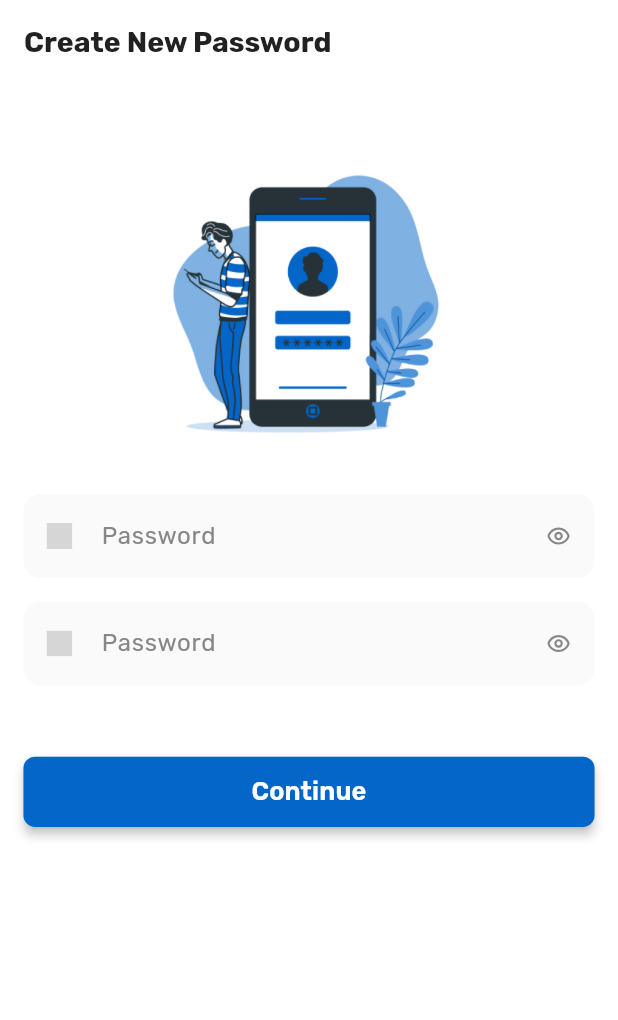
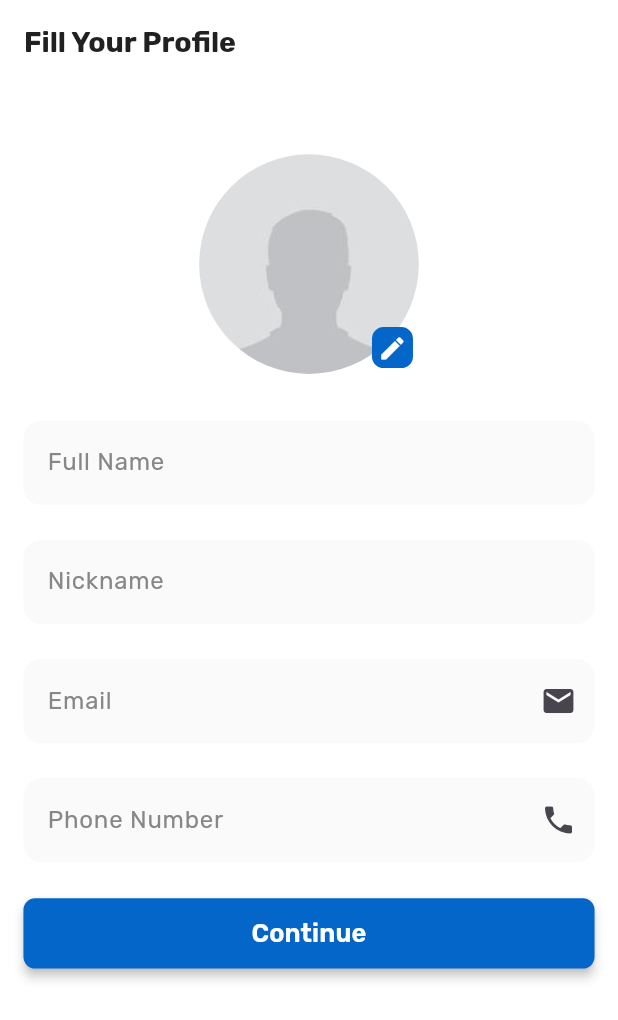
Before and after one commit to Mohamed-Abdelsalamm/Graduation_Project_Parking_project, a Flutter app: the screen it shows after launch, on a phone screen of 412 x 824 dp. Shown: the top 1020 px of the screen. Run offline on Flutter 3.47's test engine with Material 3 defaults, Android fonts, the phone set to English and light mode, and no system bars; our stand-ins replace cached_network_image, dio, flutter_screenutil, flutter_spinkit, flutter_svg, go_router and 1 more; grey boxes are pictures that could not be loaded.

Commit message:
Completed Fill Your Profile

```diff
--- a/lib/core/utils/app_router.dart
+++ b/lib/core/utils/app_router.dart
@@ -5,13 +5,15 @@ import 'package:parking/featuers/authentication/presentation/views/login_view.da
 import 'package:parking/featuers/authentication/presentation/views/signup_view.dart';
 import 'package:parking/featuers/onboarding/presentation/views/onboarding_view.dart';
 import 'package:parking/featuers/parking_history/presentation/views/my_parking_view.dart';
+import 'package:parking/featuers/profile/presentation/views/user_profile_view.dart';
 
 abstract class AppRouter {
   static const kMyParkingView = "/1" /*"/myParkingView"*/;
   static const kOnBoardingView = "/2" /*"/myParkingView"*/;
   static const kLoginView = "/3" /*"/myParkingView"*/;
   static const kSignUpView = "/4" /*"/myParkingView"*/;
-  static const kCreateNewPasswordView = "/" /*"/myParkingView"*/;
+  static const kCreateNewPasswordView = "/5" /*"/myParkingView"*/;
+  static const kProfileView = "/" /*"/myParkingView"*/;
 
   static final GoRouter router = GoRouter(
     routes: <RouteBase>[
@@ -40,6 +42,11 @@ abstract class AppRouter {
         builder: (BuildContext context, GoRouterState state) =>
             const CreateNewPasswordView(),
       ),
+      GoRoute(
+        path: kProfileView,
+        builder: (BuildContext context, GoRouterState state) =>
+            const UserProfileView(),
+      ),
     ],
   );
 }
--- /dev/null
+++ b/lib/core/widgets/custom_text_form_field.dart
@@ -0,0 +1,60 @@
+import 'package:flutter/material.dart';
+import 'package:flutter_screenutil/flutter_screenutil.dart';
+import 'package:parking/core/utils/colors_styles.dart';
+
+class CustomTextFormField extends StatelessWidget {
+  CustomTextFormField({
+    super.key,
+    required this.hintText2,
+    required this.textEditingController,
+    this.prefixIcon,
+    this.suffixIcon,
+    this.obscureText = false,
+  });
+  var hintText2;
+  var textEditingController;
+  var prefixIcon;
+  var suffixIcon;
+  var obscureText;
+
+  @override
+  Widget build(BuildContext context) {
+    return TextFormField(
+      controller: textEditingController,
+      keyboardType: TextInputType.emailAddress,
+      obscureText: obscureText,
+      decoration: InputDecoration(
+        hintText: hintText2,
+        hintStyle: const TextStyle(
+          color: ColorStyles.grey,
+        ),
+        border: OutlineInputBorder(
+          borderRadius: BorderRadius.all(Radius.circular(12.0.r)),
+          borderSide: BorderSide.none,
+        ),
+        fillColor: ColorStyles.grey300,
+        filled: true,
+        prefixIcon: prefixIcon != null
+            ? Container(
+                child: Column(
+                  mainAxisAlignment: MainAxisAlignment.center,
+                  children: [
+                    prefixIcon,
+                  ],
+                ),
+              )
+            : null,
+        suffixIcon: suffixIcon != null
+            ? Container(
+                child: Column(
+                  mainAxisAlignment: MainAxisAlignment.center,
+                  children: [
+                    suffixIcon,
+                  ],
+                ),
+              )
+            : null,
+      ),
+    );
+  }
+}
--- a/lib/featuers/authentication/presentation/views/create_new_password_view.dart
+++ b/lib/featuers/authentication/presentation/views/create_new_password_view.dart
@@ -4,6 +4,7 @@ import 'package:flutter_svg/flutter_svg.dart';
 import 'package:parking/core/utils/colors_styles.dart';
 import 'package:parking/core/utils/text_styles.dart';
 import 'package:parking/core/widgets/custom_button.dart';
+import 'package:parking/core/widgets/custom_text_form_field.dart';
 import 'package:parking/generated/assets.dart';
 
 class CreateNewPasswordView extends StatefulWidget {
@@ -108,60 +109,3 @@ class _CreateNewPasswordViewState extends State<CreateNewPasswordView> {
     );
   }
 }
-
-class CustomTextFormField extends StatelessWidget {
-  CustomTextFormField({
-    super.key,
-    required this.hintText2,
-    required this.textEditingController,
-    this.prefixIcon,
-    this.suffixIcon,
-    this.obscureText = false,
-  });
-  var hintText2;
-  var textEditingController;
-  var prefixIcon;
-  var suffixIcon;
-  var obscureText;
-
-  @override
-  Widget build(BuildContext context) {
-    return TextFormField(
-      controller: textEditingController,
-      keyboardType: TextInputType.emailAddress,
-      obscureText: obscureText,
-      decoration: InputDecoration(
-        hintText: hintText2,
-        hintStyle: const TextStyle(
-          color: ColorStyles.grey,
-        ),
-        border: OutlineInputBorder(
-          borderRadius: BorderRadius.all(Radius.circular(12.0.r)),
-          borderSide: BorderSide.none,
-        ),
-        fillColor: ColorStyles.grey300,
-        filled: true,
-        prefixIcon: prefixIcon != null
-            ? Container(
-                child: Column(
-                  mainAxisAlignment: MainAxisAlignment.center,
-                  children: [
-                    prefixIcon,
-                  ],
-                ),
-              )
-            : null,
-        suffixIcon: suffixIcon != null
-            ? Container(
-                child: Column(
-                  mainAxisAlignment: MainAxisAlignment.center,
-                  children: [
-                    suffixIcon,
-                  ],
-                ),
-              )
-            : null,
-      ),
-    );
-  }
-}
--- a/lib/featuers/authentication/presentation/views/login_view.dart
+++ b/lib/featuers/authentication/presentation/views/login_view.dart
@@ -4,6 +4,7 @@ import 'package:flutter_svg/flutter_svg.dart';
 import 'package:parking/core/utils/colors_styles.dart';
 import 'package:parking/core/utils/text_styles.dart';
 import 'package:parking/core/widgets/custom_button.dart';
+import 'package:parking/core/widgets/custom_text_form_field.dart';
 import 'package:parking/generated/assets.dart';
 
 class LoginView extends StatefulWidget {
@@ -137,60 +138,3 @@ class _LoginViewState extends State<LoginView> {
     );
   }
 }
-
-class CustomTextFormField extends StatelessWidget {
-  CustomTextFormField({
-    super.key,
-    required this.hintText2,
-    required this.textEditingController,
-    this.prefixIcon,
-    this.suffixIcon,
-    this.obscureText = false,
-  });
-  var hintText2;
-  var textEditingController;
-  var prefixIcon;
-  var suffixIcon;
-  var obscureText;
-
-  @override
-  Widget build(BuildContext context) {
-    return TextFormField(
-      controller: textEditingController,
-      keyboardType: TextInputType.emailAddress,
-      obscureText: obscureText,
-      decoration: InputDecoration(
-        hintText: hintText2,
-        hintStyle: const TextStyle(
-          color: ColorStyles.grey,
-        ),
-        border: OutlineInputBorder(
-          borderRadius: BorderRadius.all(Radius.circular(12.0.r)),
-          borderSide: BorderSide.none,
-        ),
-        fillColor: ColorStyles.grey300,
-        filled: true,
-        prefixIcon: prefixIcon != null
-            ? Container(
-                child: Column(
-                  mainAxisAlignment: MainAxisAlignment.center,
-                  children: [
-                    prefixIcon,
-                  ],
-                ),
-              )
-            : null,
-        suffixIcon: suffixIcon != null
-            ? Container(
-                child: Column(
-                  mainAxisAlignment: MainAxisAlignment.center,
-                  children: [
-                    suffixIcon,
-                  ],
-                ),
-              )
-            : null,
-      ),
-    );
-  }
-}
--- a/lib/featuers/authentication/presentation/views/signup_view.dart
+++ b/lib/featuers/authentication/presentation/views/signup_view.dart
@@ -4,6 +4,7 @@ import 'package:flutter_svg/flutter_svg.dart';
 import 'package:parking/core/utils/colors_styles.dart';
 import 'package:parking/core/utils/text_styles.dart';
 import 'package:parking/core/widgets/custom_button.dart';
+import 'package:parking/core/widgets/custom_text_form_field.dart';
 import 'package:parking/generated/assets.dart';
 
 class SignUpView extends StatefulWidget {
@@ -120,60 +121,3 @@ class _SignUpViewState extends State<SignUpView> {
     );
   }
 }
-
-class CustomTextFormField extends StatelessWidget {
-  CustomTextFormField({
-    super.key,
-    required this.hintText2,
-    required this.textEditingController,
-    this.prefixIcon,
-    this.suffixIcon,
-    this.obscureText = false,
-  });
-  var hintText2;
-  var textEditingController;
-  var prefixIcon;
-  var suffixIcon;
-  var obscureText;
-
-  @override
-  Widget build(BuildContext context) {
-    return TextFormField(
-      controller: textEditingController,
-      keyboardType: TextInputType.emailAddress,
-      obscureText: obscureText,
-      decoration: InputDecoration(
-        hintText: hintText2,
-        hintStyle: const TextStyle(
-          color: ColorStyles.grey,
-        ),
-        border: OutlineInputBorder(
-          borderRadius: BorderRadius.all(Radius.circular(12.0.r)),
-          borderSide: BorderSide.none,
-        ),
-        fillColor: ColorStyles.grey300,
-        filled: true,
-        prefixIcon: prefixIcon != null
-            ? Container(
-                child: Column(
-                  mainAxisAlignment: MainAxisAlignment.center,
-                  children: [
-                    prefixIcon,
-                  ],
-                ),
-              )
-            : null,
-        suffixIcon: suffixIcon != null
-            ? Container(
-                child: Column(
-                  mainAxisAlignment: MainAxisAlignment.center,
-                  children: [
-                    suffixIcon,
-                  ],
-                ),
-              )
-            : null,
-      ),
-    );
-  }
-}
--- /dev/null
+++ b/lib/featuers/profile/presentation/views/user_profile_view.dart
@@ -0,0 +1,125 @@
+import 'package:flutter/material.dart';
+import 'package:flutter_screenutil/flutter_screenutil.dart';
+import 'package:parking/core/utils/colors_styles.dart';
+import 'package:parking/core/utils/text_styles.dart';
+import 'package:parking/core/widgets/custom_button.dart';
+import 'package:parking/core/widgets/custom_text_form_field.dart';
+import 'package:parking/generated/assets.dart';
+
+class UserProfileView extends StatefulWidget {
+  const UserProfileView({Key? key}) : super(key: key);
+
+  @override
+  State<UserProfileView> createState() => _UserProfileViewState();
+}
+
+class _UserProfileViewState extends State<UserProfileView> {
+  @override
+  void initState() {
+    super.initState();
+  }
+
+  @override
+  void dispose() {
+    super.dispose();
+  }
+
+  @override
+  Widget build(BuildContext context) {
+    return Scaffold(
+      backgroundColor: Colors.white,
+      resizeToAvoidBottomInset: false,
+      appBar: AppBar(
+        elevation: 0,
+        backgroundColor: Colors.transparent,
+        automaticallyImplyLeading: true,
+        title: Text(
+          'Fill Your Profile',
+          style: TextStyles().textStyle18Bold,
+        ),
+      ),
+      body: SafeArea(
+        child: Container(
+          padding: EdgeInsets.all(16.h),
+          child: SingleChildScrollView(
+            child: Column(
+              crossAxisAlignment: CrossAxisAlignment.stretch,
+              children: [
+                Container(
+                  height: 32.h,
+                ),
+                Row(
+                  mainAxisAlignment: MainAxisAlignment.center,
+                  children: [
+                    Stack(
+                      children: [
+                        ClipRRect(
+                          borderRadius: BorderRadius.circular(150.r),
+                          child: Image.asset(
+                            Assets.pngProfilePlaceholder,
+                            height: 150.h,
+                            width: 150.h,
+                            fit: BoxFit.cover,
+                          ),
+                        ),
+                        Positioned(
+                          bottom: 4.h,
+                          right: 4.h,
+                          child: Container(
+                            padding: EdgeInsets.all(4.h),
+                            decoration: BoxDecoration(
+                                borderRadius: BorderRadius.circular(8.r),
+                                color: ColorStyles.blue700),
+                            child: Icon(
+                              Icons.edit,
+                              color: Colors.white,
+                              size: 20.h,
+                            ),
+                          ),
+                        )
+                      ],
+                    ),
+                  ],
+                ),
+                SizedBox(
+                  height: 32.h,
+                ),
+                CustomTextFormField(
+                  hintText2: 'Full Name',
+                  textEditingController: TextEditingController(),
+                ),
+                SizedBox(
+                  height: 24.h,
+                ),
+                CustomTextFormField(
+                  hintText2: 'Nickname',
+                  textEditingController: TextEditingController(),
+                ),
+                SizedBox(
+                  height: 24.h,
+                ),
+                CustomTextFormField(
+                  hintText2: 'Email',
+                  textEditingController: TextEditingController(),
+                  suffixIcon: Icon(Icons.email),
+                ),
+                SizedBox(
+                  height: 24.h,
+                ),
+                CustomTextFormField(
+                  hintText2: 'Phone Number',
+                  textEditingController: TextEditingController(),
+                  suffixIcon: Icon(Icons.phone),
+                ),
+                SizedBox(
+                  height: 24.h,
+                ),
+                const CustomButton(title: 'Continue'),
+              ],
+            ),
+          ),
+        ),
+      ),
+    );
+  }
+}
```
Also changed, not shown: assets/png/profile-placeholder.jpg (added), lib/generated/assets.dart.
